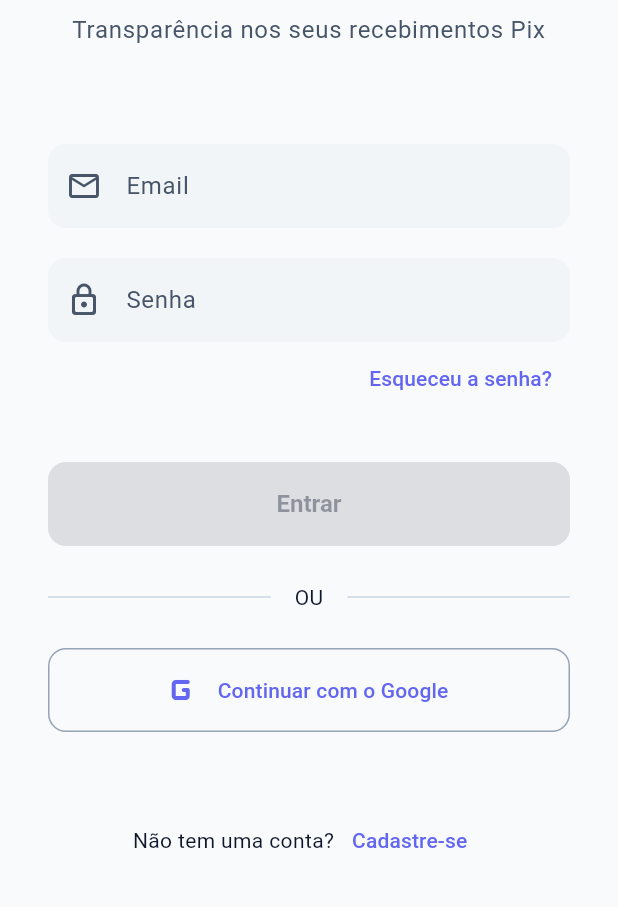
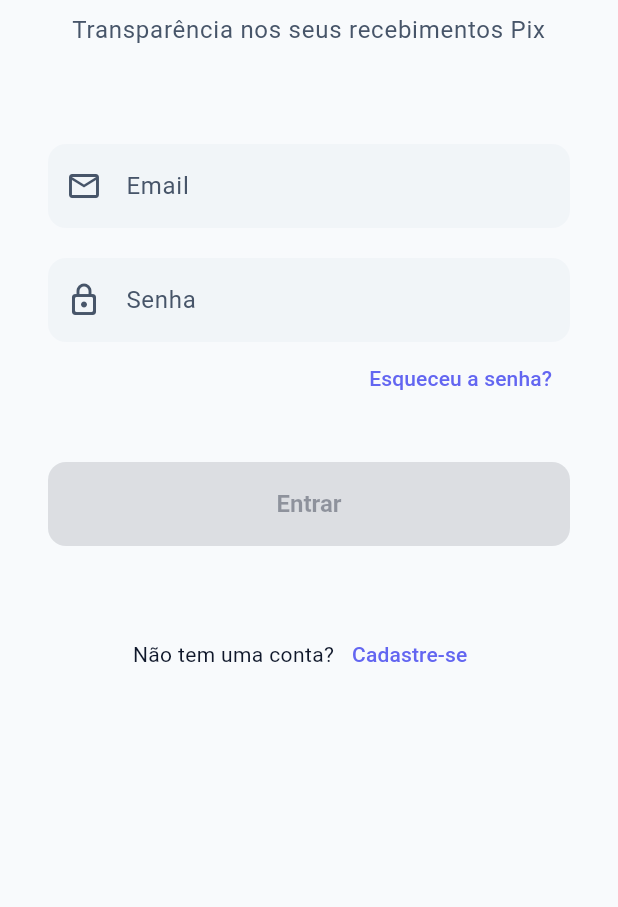
Before and after one commit to alefealvessilva/verify, a Flutter app: the screen it shows after launch, on a phone screen of 412 x 824 dp, the part 306-1213 px from its top. Run offline on Flutter 3.47's test engine with Material 3 defaults, Android fonts, the phone set to English and light mode, and no system bars; our stand-ins replace brasil_fields, dio, equatable, file_picker, flutter_dotenv, flutter_mobx and 11 more; missing offline and left inert: encrypt, ota_update, pix_bb, pix_sicoob, window_size; accounts and stored records are empty; generated files the repository leaves out were written again.

```diff
--- a/lib/app/app_module.dart
+++ b/lib/app/app_module.dart
@@ -55,7 +55,6 @@ import 'package:verify/app/shared/error_registrator/send_logs_to_web.dart';
 import 'package:verify/app/modules/auth/domain/repositories/auth_repository.dart';
 import 'package:verify/app/modules/auth/domain/usecase/get_logged_user_usecase.dart';
 import 'package:verify/app/modules/auth/domain/usecase/login_with_email_usecase.dart';
-import 'package:verify/app/modules/auth/domain/usecase/login_with_google_usecase.dart';
 import 'package:verify/app/modules/auth/domain/usecase/logout_usecase.dart';
 import 'package:verify/app/modules/auth/domain/usecase/recover_account_usecase.dart';
 import 'package:verify/app/modules/auth/domain/usecase/register_with_email_usecase.dart';
@@ -136,7 +135,6 @@ class AppModule extends Module {
     i.addSingleton<AuthRepository>(AuthRepositoryImpl.new);
     //Use Cases
     i.add<LoginWithEmailUseCase>(LoginWithEmailUseCaseImpl.new);
-    i.add<LoginWithGoogleUseCase>(LoginWithGoogleImpl.new);
     i.add<GetLoggedUserUseCase>(GetLoggedUserUseCaseImpl.new);
     i.add<RemoveUserThemeModePreferenceUseCase>(
       RemoveUserThemeModePreferenceUseCaseImpl.new,
--- a/lib/app/modules/auth/presenter/login/view/login_page.dart
+++ b/lib/app/modules/auth/presenter/login/view/login_page.dart
@@ -1,5 +1,3 @@
-import 'dart:io';
-
 import 'package:flutter/material.dart';
 import 'package:flutter_modular/flutter_modular.dart';
 import 'package:verify/app/modules/auth/presenter/login/controller/login_controller.dart';
@@ -123,43 +121,6 @@ class _LoginPageState extends State<LoginPage> {
                         ),
                       ),
                     ),
-                    const SizedBox(height: 24),
-                    if (Platform.isAndroid) ...[
-                      const Row(
-                        children: [
-                          Expanded(child: Divider()),
-                          Padding(
-                            padding: EdgeInsets.symmetric(horizontal: 16),
-                            child: Text('OU'),
-                          ),
-                          Expanded(child: Divider()),
-                        ],
-                      ),
-                      const SizedBox(height: 24),
-                      Observer(
-                        builder: (_) => OutlinedButton.icon(
-                          onPressed: store.loggingInWithGoogle
-                              ? null
-                              : _loginWithGoogle,
-                          style: OutlinedButton.styleFrom(
-                            minimumSize: const Size(double.infinity, 56),
-                            shape: RoundedRectangleBorder(
-                              borderRadius: BorderRadius.circular(12),
-                            ),
-                          ),
-                          icon: store.loggingInWithGoogle
-                              ? const SizedBox(
-                                  height: 20,
-                                  width: 20,
-                                  child:
-                                      CircularProgressIndicator(strokeWidth: 2),
-                                )
-                              : const Icon(Icons.g_mobiledata_rounded,
-                                  size: 32),
-                          label: const Text('Continuar com o Google'),
-                        ),
-                      ),
-                    ],
                   ],
                 ),
               ),
@@ -200,20 +161,4 @@ class _LoginPageState extends State<LoginPage> {
       }
     });
   }
-
-  Future<void> _loginWithGoogle() async {
-    ScaffoldMessenger.of(context).clearSnackBars();
-    await controller.loginWithGoogle().then((errorMessage) {
-      if (errorMessage != null) {
-        if (!mounted) return;
-        ScaffoldMessenger.of(context).clearSnackBars();
-        ScaffoldMessenger.of(context).showSnackBar(
-          CustomSnackBar(
-            message: errorMessage,
-            snackBarType: SnackBarType.error,
-          ),
-        );
-      }
-    });
-  }
 }
```
Also changed, not shown: lib/app/modules/auth/presenter/login/controller/login_controller.dart (+0 -31 lines), lib/app/modules/auth/presenter/login/store/login_store.dart (+0 -9 lines), lib/app/modules/auth/presenter/login/store/login_store.g.dart, 1 other file.
